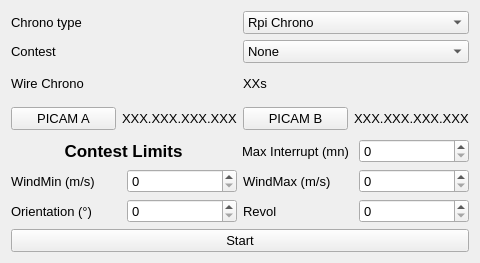
This is F3FChrono/gui/WConfig.ui in jomarin38/F3FChrono as Qt 5 draws it before an edit. The edited form follows.
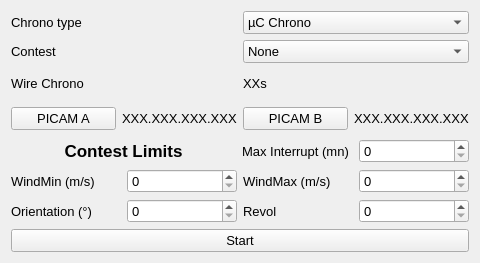
This is the edited form.

Commit message: adding weather simulation mode by udp message adding weather rules adding arduino I2C class first test ChronoClass changed

What changed in the file:
```diff
--- a/F3FChrono/gui/WConfig.ui
+++ b/F3FChrono/gui/WConfig.ui
@@ -39,7 +39,7 @@
          </property>
          <item>
           <property name="text">
-           <string>Rpi Chrono</string>
+           <string>µC Chrono</string>
           </property>
          </item>
          <item>
```
Left out of the diff: 2 changed lines with no effect on the pictures. The commit also changes 6 other files.
